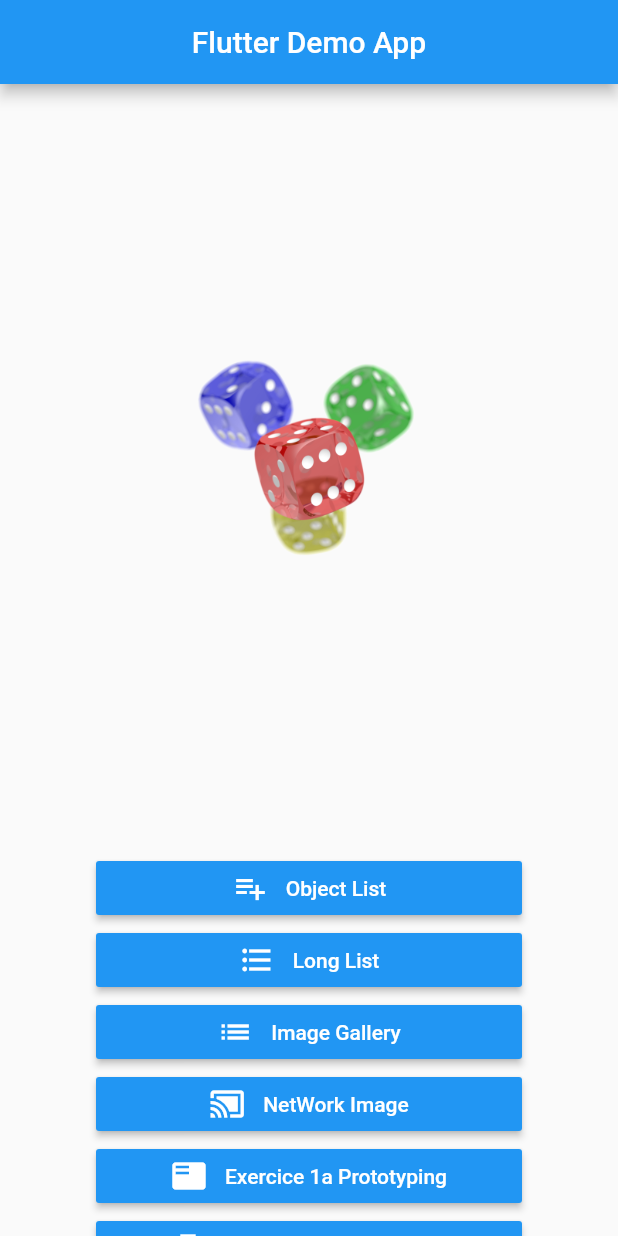
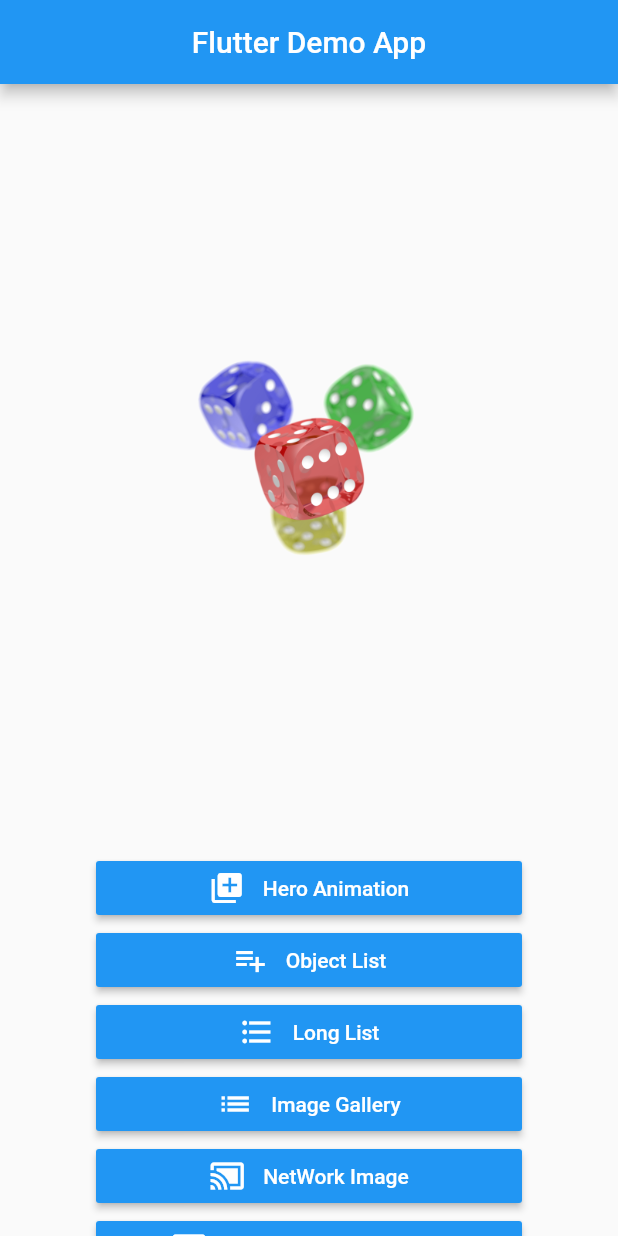
Before and after one commit to valentin-chevreau/mds-mba2esi-discover-flutter, a Flutter app: the MenuPageWidget screen opened directly, on a phone screen of 412 x 824 dp. Run offline on Flutter 3.47's test engine with Material 2 defaults, Android fonts, the phone set to English and light mode, and no system bars; our stand-ins replace cached_network_image, image_picker.

Commit message:
add: hero animation example

```diff
--- a/lib/page/menu_page.dart
+++ b/lib/page/menu_page.dart
@@ -1,6 +1,7 @@
 import 'package:flutter/material.dart';
 import 'package:hello_world_flutter/page/exercice_1a_prototyping.dart';
 import 'package:hello_world_flutter/page/flutter_exercise_1b.dart';
+import 'package:hello_world_flutter/page/hero_animation_page.dart';
 import 'package:hello_world_flutter/page/image_gallery_page.dart';
 import 'package:hello_world_flutter/page/long_list_page.dart';
 import 'package:hello_world_flutter/page/network_image_page.dart';
@@ -27,8 +28,12 @@ class _MenuPageWidgetState extends State<MenuPageWidget> {
               children: <Widget>[
                 Spacer(),
                 Expanded(
-                    flex: 2,
-                    child: Image.asset('assets/banner.png', fit: BoxFit.cover)),
+                  flex: 2,
+                  child: Hero(
+                    tag: 'image',
+                    child: Image.asset('assets/banner.png', fit: BoxFit.cover),
+                  ),
+                ),
                 Spacer(),
               ],
             ),
@@ -41,6 +46,26 @@ class _MenuPageWidgetState extends State<MenuPageWidget> {
                     crossAxisAlignment: CrossAxisAlignment.stretch,
                     mainAxisAlignment: MainAxisAlignment.end,
                     children: <Widget>[
+                      RaisedButton(
+                        color: Colors.blue,
+                        child: Row(
+                          mainAxisAlignment: MainAxisAlignment.center,
+                          children: <Widget>[
+                            Icon(
+                              Icons.queue,
+                              color: Colors.white,
+                            ),
+                            Container(width: 12.0),
+                            Text(
+                              'Hero Animation',
+                              style: TextStyle(color: Colors.white),
+                            ),
+                          ],
+                        ),
+                        onPressed: () {
+                          _goToHeroAnimationPage();
+                        },
+                      ),
                       RaisedButton(
                         color: Colors.blue,
                         child: Row(
@@ -170,6 +195,12 @@ class _MenuPageWidgetState extends State<MenuPageWidget> {
     );
   }
 
+  _goToHeroAnimationPage() {
+    Navigator.push(context, MaterialPageRoute(builder: (context) {
+      return HeroAnimationPage();
+    }));
+  }
+
   _goToObjectListPage() {
     Navigator.push(context, MaterialPageRoute(builder: (context) {
       return ObjectListPage();
```
Also changed, not shown: lib/page/hero_animation_page.dart (added, +32 -0 lines).
